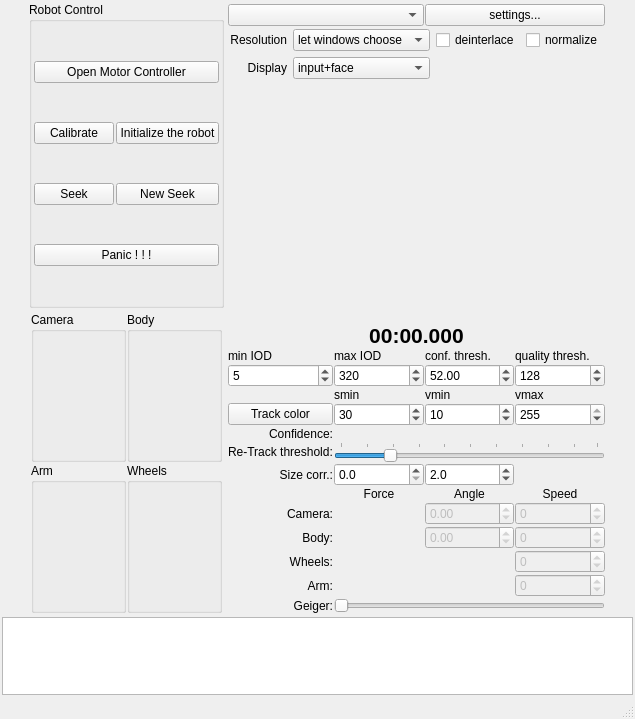
Before: the Qt Designer form RoboShell.ui in artm/biofame-robot, drawn with Qt 5.
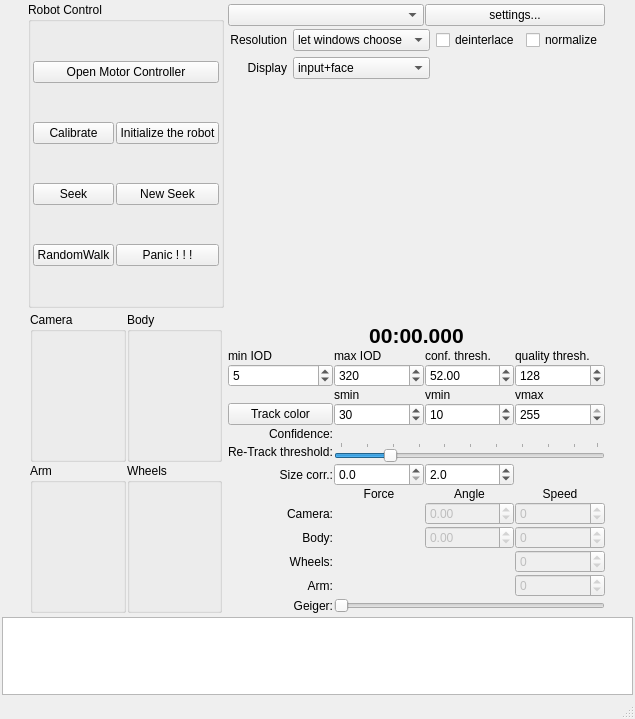
After: the same form once the commit is applied. Custom widgets are drawn as their Qt base class.

Commit message: Random walk

```diff
--- a/RoboShell.ui
+++ b/RoboShell.ui
@@ -81,13 +81,6 @@
             </property>
            </widget>
           </item>
-          <item row="3" column="0" colspan="2">
-           <widget class="QPushButton" name="panic">
-            <property name="text">
-             <string>Panic ! ! !</string>
-            </property>
-           </widget>
-          </item>
           <item row="2" column="0">
            <widget class="QPushButton" name="seek">
             <property name="text">
@@ -109,6 +102,20 @@
             </property>
            </widget>
           </item>
+          <item row="3" column="0">
+           <widget class="QPushButton" name="rndWalk">
+            <property name="text">
+             <string>RandomWalk</string>
+            </property>
+           </widget>
+          </item>
+          <item row="3" column="1">
+           <widget class="QPushButton" name="panic">
+            <property name="text">
+             <string>Panic ! ! !</string>
+            </property>
+           </widget>
+          </item>
          </layout>
         </widget>
        </item>
```
The commit also changes 5 other files.
